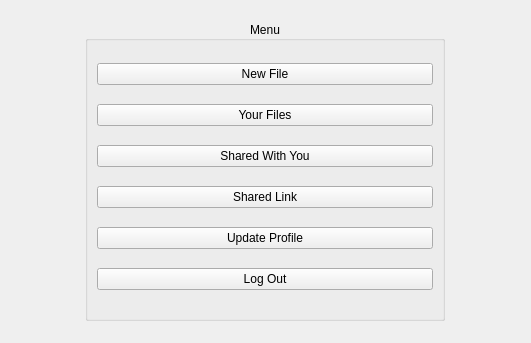
Old version of the form Client/home.ui in the repository PolitoTeam/Scriba.
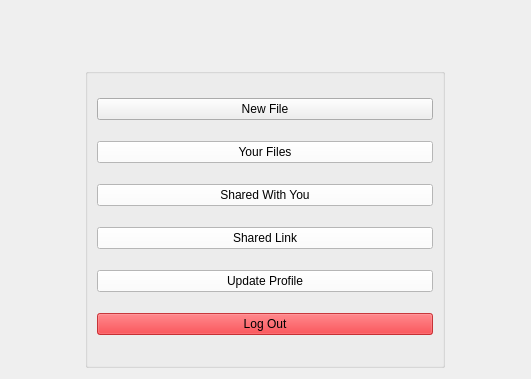
New version of the form. Custom widgets are drawn as their Qt base class.

The edit to the form file:
```diff
--- a/Client/home.ui
+++ b/Client/home.ui
@@ -16,7 +16,66 @@
   <layout class="QGridLayout" name="gridLayout_2">
    <item row="0" column="0">
     <layout class="QGridLayout" name="gridLayout">
-     <item row="0" column="0">
+     <item row="1" column="0">
+      <layout class="QHBoxLayout" name="horizontalLayout">
+       <item>
+        <widget class="QLabel" name="menuLabel">
+         <property name="text">
+          <string/>
+         </property>
+        </widget>
+       </item>
+       <item>
+        <layout class="QVBoxLayout" name="verticalLayout_2">
+         <property name="rightMargin">
+          <number>10</number>
+         </property>
+         <item>
+          <widget class="QLabel" name="nickNameLabel">
+           <property name="font">
+            <font>
+             <pointsize>20</pointsize>
+            </font>
+           </property>
+           <property name="text">
+            <string/>
+           </property>
+           <property name="alignment">
+            <set>Qt::AlignRight|Qt::AlignTrailing|Qt::AlignVCenter</set>
+           </property>
+          </widget>
+         </item>
+         <item>
+          <widget class="QLabel" name="usernameLabel">
+           <property name="styleSheet">
+            <string notr="true">color: rgb(102, 101, 102);</string>
+           </property>
+           <property name="text">
+            <string/>
+           </property>
+           <property name="alignment">
+            <set>Qt::AlignRight|Qt::AlignTrailing|Qt::AlignVCenter</set>
+           </property>
+          </widget>
+         </item>
+        </layout>
+       </item>
+       <item>
+        <widget class="ClickableLabel" name="profileImage">
+         <property name="maximumSize">
+          <size>
+           <width>50</width>
+           <height>50</height>
+          </size>
+         </property>
+         <property name="text">
+          <string/>
+         </property>
+        </widget>
+       </item>
+      </layout>
+     </item>
+     <item row="3" column="0">
       <widget class="QGroupBox" name="groupBox">
        <property name="sizePolicy">
         <sizepolicy hsizetype="Fixed" vsizetype="Fixed">
@@ -37,7 +96,7 @@
         </size>
        </property>
        <property name="title">
-        <string>Menu</string>
+        <string/>
        </property>
        <property name="alignment">
         <set>Qt::AlignCenter</set>
@@ -58,6 +117,10 @@
         </item>
         <item>
          <widget class="QPushButton" name="pushButtonOpenFile">
+          <property name="styleSheet">
+           <string notr="true">background-color: rgb(255, 255, 255);
+color: rgb(0, 0, 0);</string>
+          </property>
           <property name="text">
            <string>Your Files</string>
           </property>
@@ -71,6 +134,10 @@
         </item>
         <item>
          <widget class="QPushButton" name="pushButtonOpenShared">
+          <property name="styleSheet">
+           <string notr="true">background-color: rgb(255, 255, 255);
+color: rgb(0, 0, 0);</string>
+          </property>
           <property name="text">
            <string>Shared With You</string>
           </property>
@@ -84,6 +151,10 @@
         </item>
         <item>
          <widget class="QPushButton" name="pushButtonSharedLink">
+          <property name="styleSheet">
+           <string notr="true">background-color: rgb(255, 255, 255);
+color: rgb(0, 0, 0);</string>
+          </property>
           <property name="text">
            <string>Shared Link</string>
           </property>
@@ -97,6 +168,10 @@
         </item>
         <item>
          <widget class="QPushButton" name="pushButtonModify">
+          <property name="styleSheet">
+           <string notr="true">background-color: rgb(255, 255, 255);
+color: rgb(0, 0, 0);</string>
+          </property>
           <property name="text">
            <string>Update Profile</string>
           </property>
@@ -113,6 +188,11 @@
         </item>
         <item>
          <widget class="QPushButton" name="pushButtonLogOut">
+          <property name="styleSheet">
+           <string notr="true">background-color: rgb(252, 1, 7,180);
+
+</string>
+          </property>
           <property name="text">
            <string>Log Out</string>
           </property>
@@ -128,6 +208,13 @@
    </item>
   </layout>
  </widget>
+ <customwidgets>
+  <customwidget>
+   <class>ClickableLabel</class>
+   <extends>QLabel</extends>
+   <header>clickablelabel.h</header>
+  </customwidget>
+ </customwidgets>
  <resources/>
  <connections/>
 </ui>
```
